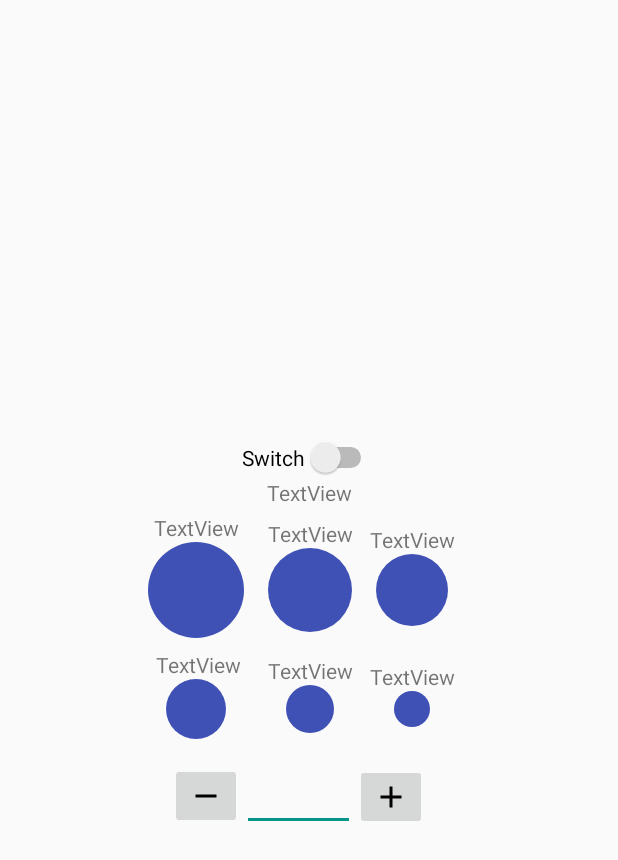
After one commit to jasonctoms/GymStat, an Android app: the layout plate_calc_dialog.xml on its own in the app's theme, with its tools: preview values and no code run, on a phone screen of 412 x 824 dp. The commit adds this screen. Shown: the top 860 px of the screen. Run offline under Robolectric (Android 15) with nearby library versions, the phone set to English and light mode, and no system bars.

Commit message:
Plate calculator dialog v1.  Spoiler: it sucks.  Also added ButterKnife.

```diff
--- a/app/build.gradle
+++ b/app/build.gradle
@@ -34,4 +34,6 @@ dependencies {
     compile 'com.android.support.constraint:constraint-layout:1.0.0'
     compile 'com.github.bumptech.glide:glide:3.7.0'
     compile 'com.jakewharton.threetenabp:threetenabp:1.0.5'
+    compile 'com.jakewharton:butterknife:8.5.1'
+    annotationProcessor 'com.jakewharton:butterknife-compiler:8.5.1'
 }
--- /dev/null
+++ b/app/src/main/java/com/apps/straightface/gymstat/Views/PlateCalcDialog.java
@@ -0,0 +1,49 @@
+package com.apps.straightface.gymstat.Views;
+
+import android.app.Dialog;
+import android.content.Context;
+import android.os.Bundle;
+import android.widget.EditText;
+import android.widget.ImageButton;
+import android.widget.Switch;
+import android.widget.TextView;
+
+import com.apps.straightface.gymstat.R;
+
+import butterknife.BindView;
+import butterknife.ButterKnife;
+
+
+public class PlateCalcDialog extends Dialog
+{
+    @BindView(R.id.plate1) TextView plate1;
+    @BindView(R.id.plate2) TextView plate2;
+    @BindView(R.id.plate3) TextView plate3;
+    @BindView(R.id.plate4) TextView plate4;
+    @BindView(R.id.plate5) TextView plate5;
+    @BindView(R.id.plate6) TextView plate6;
+    @BindView(R.id.plate1_title) TextView plate1Title;
+    @BindView(R.id.plate2_title) TextView plate2Title;
+    @BindView(R.id.plate3_title) TextView plate3Title;
+    @BindView(R.id.plate4_title) TextView plate4Title;
+    @BindView(R.id.plate5_title) TextView plate5Title;
+    @BindView(R.id.plate6_title) TextView plate6Title;
+    @BindView(R.id.bar_type) TextView barTypeText;
+    @BindView(R.id.bar_type_switch) Switch barTypeSwitch;
+    @BindView(R.id.wanted_plate_weight) EditText wantedWeight;
+    @BindView(R.id.increment_plate_weight) ImageButton incrementWeightButton;
+    @BindView(R.id.decrement_plate_weight) ImageButton decrementWeightButton;
+
+    public PlateCalcDialog(Context context)
+    {
+        super(context);
+    }
+
+    @Override
+    protected void onCreate(Bundle savedInstanceState)
+    {
+        super.onCreate(savedInstanceState);
+        setContentView(R.layout.plate_calc_dialog);
+        ButterKnife.bind(this);
+    }
+}
--- a/app/src/main/java/com/apps/straightface/gymstat/Views/RoutinesActivity.java
+++ b/app/src/main/java/com/apps/straightface/gymstat/Views/RoutinesActivity.java
@@ -16,19 +16,27 @@ import android.widget.Button;
 import com.apps.straightface.gymstat.R;
 import com.github.clans.fab.FloatingActionButton;
 
+import butterknife.BindView;
+import butterknife.ButterKnife;
+
 public class RoutinesActivity extends AppCompatActivity
         implements NavigationView.OnNavigationItemSelectedListener
 {
+    @BindView(R.id.fab_menu_item1) FloatingActionButton fabItem1;
+    @BindView(R.id.fab_menu_item2) FloatingActionButton fabItem2;
+    @BindView(R.id.add_routine_button) Button addRoutineButton;
+    @BindView(R.id.free_workout_button) Button startFreeWorkoutButton;
+    @BindView(R.id.plate_calc_button) Button plateCalcButton;
 
     @Override
     protected void onCreate(Bundle savedInstanceState)
     {
         super.onCreate(savedInstanceState);
         setContentView(R.layout.activity_routines);
+        ButterKnife.bind(this);
         Toolbar toolbar = (Toolbar) findViewById(R.id.toolbar);
         setSupportActionBar(toolbar);
 
-        FloatingActionButton fabItem1 = (FloatingActionButton) findViewById(R.id.fab_menu_item1);
         fabItem1.setOnClickListener(new View.OnClickListener()
         {
             @Override
@@ -38,7 +46,6 @@ public class RoutinesActivity extends AppCompatActivity
             }
         });
 
-        com.github.clans.fab.FloatingActionButton fabItem2 = (com.github.clans.fab.FloatingActionButton) findViewById(R.id.fab_menu_item2);
         fabItem2.setOnClickListener(new View.OnClickListener()
         {
             @Override
@@ -48,7 +55,6 @@ public class RoutinesActivity extends AppCompatActivity
             }
         });
 
-        Button addRoutineButton = (Button) findViewById(R.id.add_routine_button);
         addRoutineButton.setOnClickListener(new View.OnClickListener()
         {
             @Override
@@ -58,13 +64,21 @@ public class RoutinesActivity extends AppCompatActivity
             }
         });
 
-        Button startFreeWorkoutButton = (Button) findViewById(R.id.free_workout_button);
         startFreeWorkoutButton.setOnClickListener(new View.OnClickListener()
         {
             @Override
             public void onClick(View view)
             {
                 startFreeWorkout();
+            }
+        });
+
+        plateCalcButton.setOnClickListener(new View.OnClickListener()
+        {
+            @Override
+            public void onClick(View view)
+            {
+                plateCalculator();
             }
         });
 
@@ -165,4 +179,9 @@ public class RoutinesActivity extends AppCompatActivity
         Intent intent = new Intent(this, WorkoutActivity.class);
         startActivity(intent);
     }
+
+    public void plateCalculator()
+    {
+        new PlateCalcDialog(this).show();
+    }
 }
--- /dev/null
+++ b/app/src/main/res/drawable/circle1.xml
@@ -0,0 +1,9 @@
+<?xml version="1.0" encoding="utf-8" ?>
+<shape xmlns:android="http://schemas.android.com/apk/res/android"
+       android:shape="oval">
+    <solid
+        android:color="@color/colorPrimary"/>
+    <size
+        android:width="64dp"
+        android:height="64dp"/>
+</shape>
--- /dev/null
+++ b/app/src/main/res/drawable/circle2.xml
@@ -0,0 +1,9 @@
+<?xml version="1.0" encoding="utf-8" ?>
+<shape xmlns:android="http://schemas.android.com/apk/res/android"
+       android:shape="oval">
+    <solid
+        android:color="@color/colorPrimary"/>
+    <size
+        android:width="56dp"
+        android:height="56dp"/>
+</shape>
--- /dev/null
+++ b/app/src/main/res/drawable/circle3.xml
@@ -0,0 +1,9 @@
+<?xml version="1.0" encoding="utf-8" ?>
+<shape xmlns:android="http://schemas.android.com/apk/res/android"
+       android:shape="oval">
+    <solid
+        android:color="@color/colorPrimary"/>
+    <size
+        android:width="48dp"
+        android:height="48dp"/>
+</shape>
--- /dev/null
+++ b/app/src/main/res/drawable/circle4.xml
@@ -0,0 +1,9 @@
+<?xml version="1.0" encoding="utf-8" ?>
+<shape xmlns:android="http://schemas.android.com/apk/res/android"
+       android:shape="oval">
+    <solid
+        android:color="@color/colorPrimary"/>
+    <size
+        android:width="40dp"
+        android:height="40dp"/>
+</shape>
--- /dev/null
+++ b/app/src/main/res/drawable/circle5.xml
@@ -0,0 +1,9 @@
+<?xml version="1.0" encoding="utf-8" ?>
+<shape xmlns:android="http://schemas.android.com/apk/res/android"
+       android:shape="oval">
+    <solid
+        android:color="@color/colorPrimary"/>
+    <size
+        android:width="32dp"
+        android:height="32dp"/>
+</shape>
--- /dev/null
+++ b/app/src/main/res/drawable/circle6.xml
@@ -0,0 +1,9 @@
+<?xml version="1.0" encoding="utf-8" ?>
+<shape xmlns:android="http://schemas.android.com/apk/res/android"
+       android:shape="oval">
+    <solid
+        android:color="@color/colorPrimary"/>
+    <size
+        android:width="24dp"
+        android:height="24dp"/>
+</shape>
--- /dev/null
+++ b/app/src/main/res/drawable/ic_add_black.xml
@@ -0,0 +1,9 @@
+<vector xmlns:android="http://schemas.android.com/apk/res/android"
+        android:width="24dp"
+        android:height="24dp"
+        android:viewportWidth="24.0"
+        android:viewportHeight="24.0">
+    <path
+        android:fillColor="#FF000000"
+        android:pathData="M19,13h-6v6h-2v-6H5v-2h6V5h2v6h6v2z"/>
+</vector>
--- /dev/null
+++ b/app/src/main/res/drawable/ic_subtract.xml
@@ -0,0 +1,9 @@
+<vector xmlns:android="http://schemas.android.com/apk/res/android"
+        android:width="24dp"
+        android:height="24dp"
+        android:viewportWidth="24.0"
+        android:viewportHeight="24.0">
+    <path
+        android:fillColor="#FF000000"
+        android:pathData="M19,13H5v-2h14v2z"/>
+</vector>
--- a/app/src/main/res/layout/content_routines.xml
+++ b/app/src/main/res/layout/content_routines.xml
@@ -70,4 +70,17 @@
             app:layout_constraintRight_toRightOf="parent"
             app:layout_constraintTop_toBottomOf="@+id/or_text"/>
     </android.support.constraint.ConstraintLayout>
+
+    <Button
+        android:text="Plate calc"
+        android:layout_width="wrap_content"
+        android:layout_height="wrap_content"
+        android:id="@+id/plate_calc_button"
+        app:layout_constraintBottom_toBottomOf="parent"
+        android:layout_marginBottom="16dp"
+        android:layout_marginStart="16dp"
+        app:layout_constraintLeft_toLeftOf="parent"
+        android:layout_marginEnd="16dp"
+        app:layout_constraintRight_toRightOf="parent"
+        />
 </android.support.constraint.ConstraintLayout>
--- /dev/null
+++ b/app/src/main/res/layout/plate_calc_dialog.xml
@@ -0,0 +1,194 @@
+<?xml version="1.0" encoding="utf-8"?>
+<android.support.constraint.ConstraintLayout
+    xmlns:android="http://schemas.android.com/apk/res/android"
+    xmlns:app="http://schemas.android.com/apk/res-auto"
+    xmlns:tools="http://schemas.android.com/tools"
+    android:layout_width="match_parent"
+    android:layout_height="match_parent">
+
+    <Switch
+        android:text="Switch"
+        android:layout_width="wrap_content"
+        android:layout_height="wrap_content"
+        android:id="@+id/bar_type_switch"
+        android:layout_marginStart="16dp"
+        app:layout_constraintLeft_toLeftOf="parent"
+        android:layout_marginEnd="16dp"
+        app:layout_constraintRight_toRightOf="parent"
+        app:layout_constraintBottom_toTopOf="@+id/bar_type"
+        />
+
+    <TextView
+        android:text="TextView"
+        android:layout_width="wrap_content"
+        android:layout_height="wrap_content"
+        android:id="@+id/bar_type"
+        app:layout_constraintLeft_toLeftOf="@+id/bar_type_switch"
+        app:layout_constraintRight_toRightOf="@+id/bar_type_switch"
+        app:layout_constraintBottom_toTopOf="@+id/plate2_title"
+        android:layout_marginBottom="8dp"/>
+
+    <TextView
+        android:text="TextView"
+        android:layout_width="wrap_content"
+        android:layout_height="wrap_content"
+        android:id="@+id/plate1_title"
+        app:layout_constraintBottom_toTopOf="@+id/plate1"
+        app:layout_constraintLeft_toLeftOf="@+id/plate1"
+        app:layout_constraintRight_toRightOf="@+id/plate1"/>
+
+    <TextView
+        android:text="TextView"
+        android:layout_width="wrap_content"
+        android:layout_height="wrap_content"
+        android:id="@+id/plate2_title"
+        app:layout_constraintBottom_toTopOf="@+id/plate2"
+        app:layout_constraintLeft_toLeftOf="@+id/plate2"
+        app:layout_constraintRight_toRightOf="@+id/plate2"/>
+
+    <TextView
+        android:text="TextView"
+        android:layout_width="wrap_content"
+        android:layout_height="wrap_content"
+        android:id="@+id/plate3_title"
+        app:layout_constraintLeft_toLeftOf="@+id/plate3"
+        app:layout_constraintRight_toRightOf="@+id/plate3"
+        app:layout_constraintBottom_toTopOf="@+id/plate3"/>
+
+    <TextView
+        android:layout_width="64dp"
+        android:layout_height="64dp"
+        android:id="@+id/plate1"
+        android:background="@drawable/circle1"
+        android:gravity="center"
+        android:textColor="@android:color/white"
+        app:layout_constraintRight_toLeftOf="@+id/plate2"
+        android:layout_marginEnd="16dp"
+        app:layout_constraintBottom_toTopOf="@+id/plate4_title"
+        android:layout_marginBottom="8dp"/>
+
+    <TextView
+        android:layout_width="56dp"
+        android:layout_height="56dp"
+        android:id="@+id/plate2"
+        android:background="@drawable/circle2"
+        android:gravity="center"
+        android:textColor="@android:color/white"
+        app:layout_constraintBottom_toBottomOf="@+id/plate1"
+        app:layout_constraintTop_toTopOf="@+id/plate1"
+        app:layout_constraintLeft_toLeftOf="@+id/bar_type"
+        app:layout_constraintRight_toRightOf="@+id/bar_type"/>
+
+    <TextView
+        android:layout_width="48dp"
+        android:layout_height="48dp"
+        android:id="@+id/plate3"
+        android:background="@drawable/circle3"
+        android:gravity="center"
+        android:textColor="@android:color/white"
+        app:layout_constraintTop_toTopOf="@+id/plate2"
+        app:layout_constraintBottom_toBottomOf="@+id/plate2"
+        android:layout_marginStart="16dp"
+        app:layout_constraintLeft_toRightOf="@+id/plate2"/>
+
+    <TextView
+        android:text="TextView"
+        android:layout_width="wrap_content"
+        android:layout_height="wrap_content"
+        android:id="@+id/plate4_title"
+        app:layout_constraintBottom_toTopOf="@+id/plate4"
+        app:layout_constraintLeft_toLeftOf="@+id/plate4"
+        app:layout_constraintRight_toRightOf="@+id/plate4"
+        app:layout_constraintHorizontal_bias="0.41"/>
+
+    <TextView
+        android:text="TextView"
+        android:layout_width="wrap_content"
+        android:layout_height="wrap_content"
+        android:id="@+id/plate5_title"
+        app:layout_constraintBottom_toTopOf="@+id/plate5"
+        app:layout_constraintLeft_toLeftOf="@+id/plate5"
+        app:layout_constraintRight_toRightOf="@+id/plate5"
+        />
+
+    <TextView
+        android:text="TextView"
+        android:layout_width="wrap_content"
+        android:layout_height="wrap_content"
+        android:id="@+id/plate6_title"
+        app:layout_constraintBottom_toTopOf="@+id/plate6"
+        app:layout_constraintLeft_toLeftOf="@+id/plate6"
+        app:layout_constraintRight_toRightOf="@+id/plate6"/>
+
+    <TextView
+        android:layout_width="40dp"
+        android:layout_height="40dp"
+        android:id="@+id/plate4"
+        android:background="@drawable/circle4"
+        android:gravity="center"
+        android:textColor="@android:color/white"
+        app:layout_constraintLeft_toLeftOf="@+id/plate1"
+        app:layout_constraintRight_toRightOf="@+id/plate1"
+        app:layout_constraintBottom_toTopOf="@+id/decrement_plate_weight"
+        android:layout_marginBottom="16dp"/>
+
+    <TextView
+        android:layout_width="32dp"
+        android:layout_height="32dp"
+        android:id="@+id/plate5"
+        android:background="@drawable/circle5"
+        android:gravity="center"
+        android:textColor="@android:color/white"
+        app:layout_constraintTop_toBottomOf="@+id/plate4_title"
+        app:layout_constraintLeft_toLeftOf="@+id/plate2"
+        app:layout_constraintRight_toRightOf="@+id/plate2"
+        app:layout_constraintBottom_toBottomOf="@+id/plate4"/>
+
+    <TextView
+        android:layout_width="24dp"
+        android:layout_height="24dp"
+        android:id="@+id/plate6"
+        android:background="@drawable/circle6"
+        android:gravity="center"
+        android:textColor="@android:color/white"
+        app:layout_constraintRight_toRightOf="@+id/plate3"
+        app:layout_constraintLeft_toLeftOf="@+id/plate3"
+        app:layout_constraintBottom_toBottomOf="@+id/plate5"
+        app:layout_constraintTop_toTopOf="@+id/plate5"/>
+
+    <EditText
+        android:layout_height="wrap_content"
+        android:inputType="number"
+        android:ems="10"
+        android:id="@+id/wanted_plate_weight"
+        android:layout_width="75dp"
+        app:layout_constraintLeft_toLeftOf="@+id/plate4"
+        app:layout_constraintRight_toRightOf="@+id/plate6"
+        app:layout_constraintBottom_toBottomOf="parent"
+        android:layout_marginBottom="16dp"
+        android:layout_marginTop="16dp"
+        app:layout_constraintTop_toTopOf="parent"
+        app:layout_constraintVertical_bias="0.65999997"/>
+
+    <ImageButton
+        android:layout_width="wrap_content"
+        android:layout_height="wrap_content"
+        app:srcCompat="@drawable/ic_subtract"
+        android:id="@+id/decrement_plate_weight"
+        app:layout_constraintTop_toTopOf="@+id/wanted_plate_weight"
+        app:layout_constraintBottom_toBottomOf="@+id/wanted_plate_weight"
+        app:layout_constraintVertical_bias="0.0"
+        app:layout_constraintRight_toLeftOf="@+id/wanted_plate_weight"
+        />
+
+    <ImageButton
+        android:layout_width="wrap_content"
+        android:layout_height="wrap_content"
+        app:srcCompat="@drawable/ic_add_black"
+        android:id="@+id/increment_plate_weight"
+        app:layout_constraintTop_toTopOf="@+id/wanted_plate_weight"
+        app:layout_constraintBottom_toBottomOf="@+id/wanted_plate_weight"
+        app:layout_constraintLeft_toRightOf="@+id/wanted_plate_weight"
+        />
+
+</android.support.constraint.ConstraintLayout>
```
